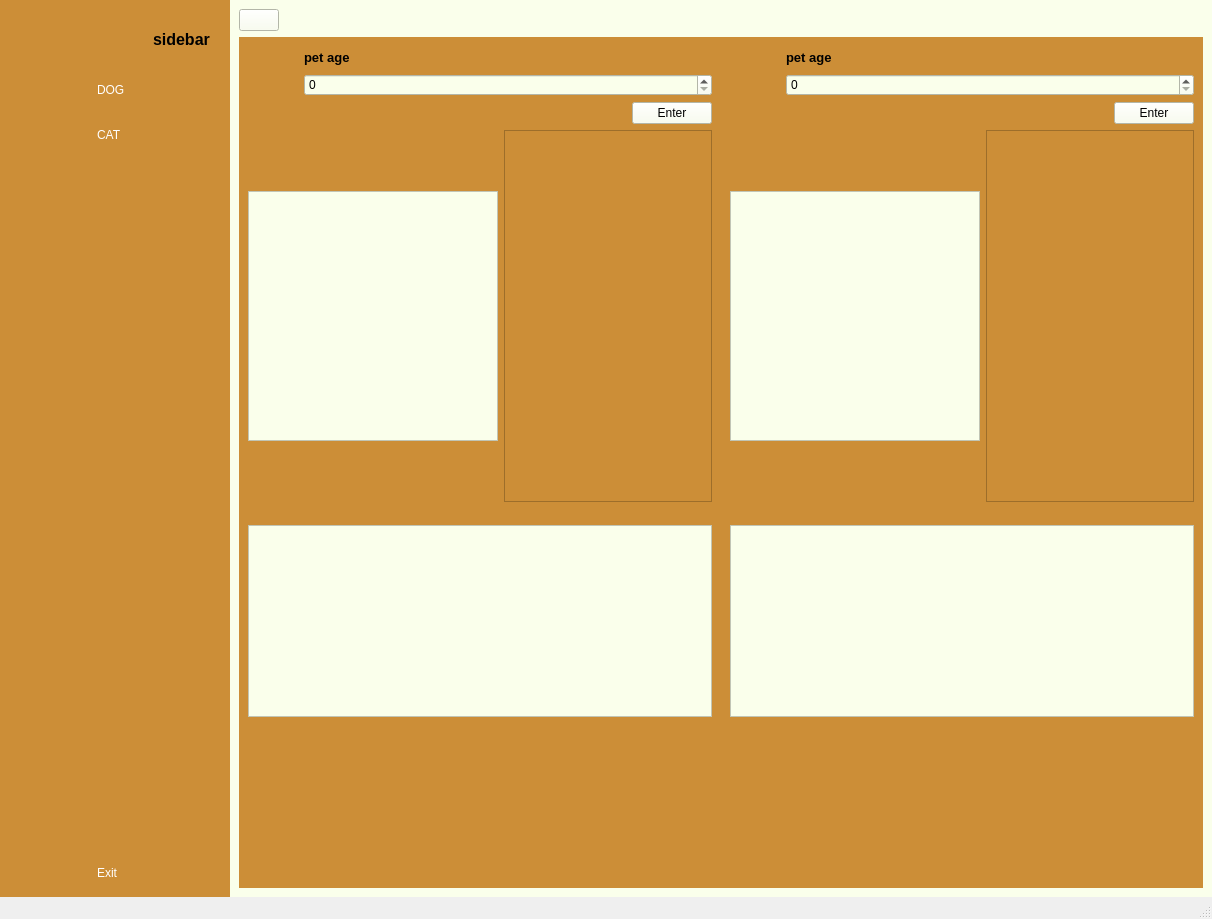
Before: the Qt Designer form program.ui in PPchayutt/PSCP-Project, drawn with Qt 5.
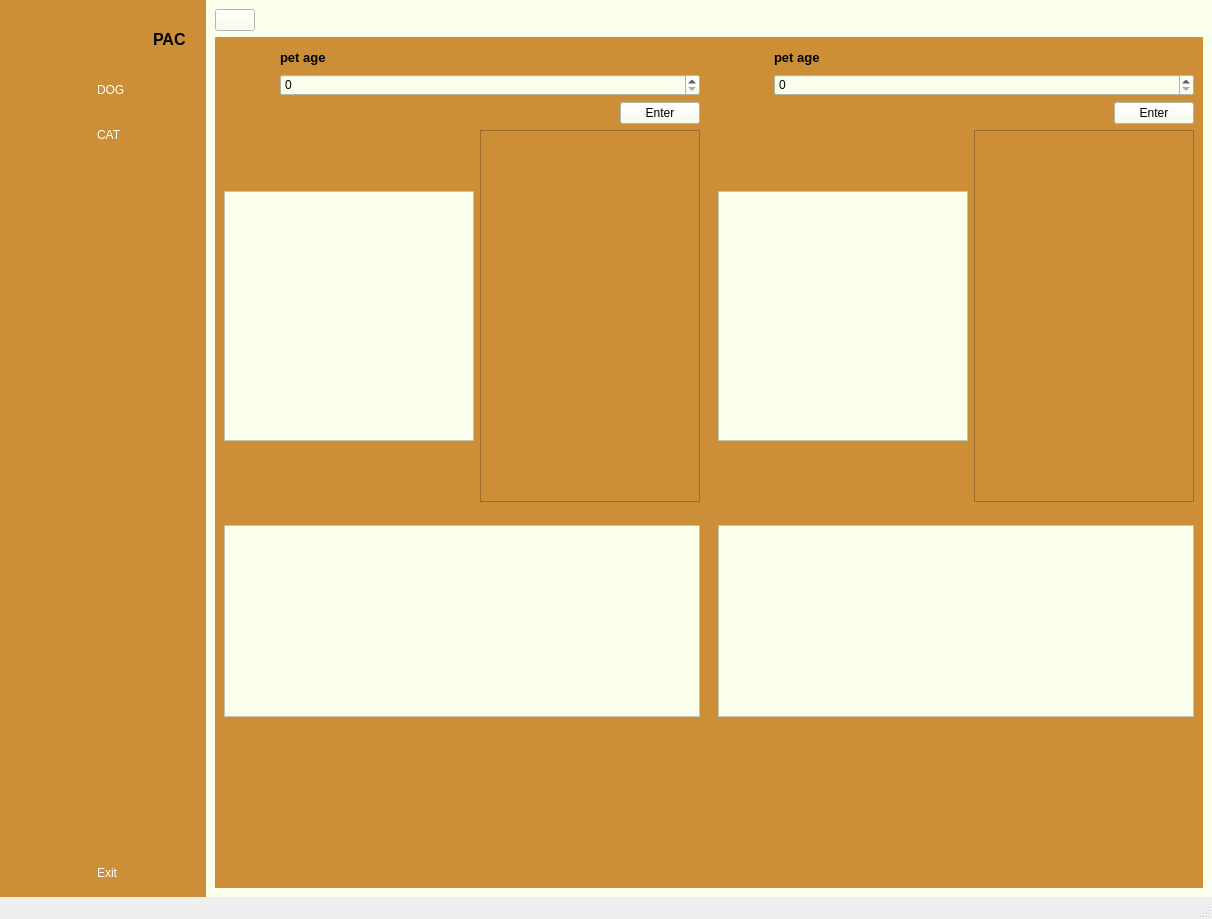
After: the same form once the commit is applied. Icons and pictures are not drawn.

The edit to the form file:
```diff
--- a/program.ui
+++ b/program.ui
@@ -218,7 +218,7 @@
             </font>
            </property>
            <property name="text">
-            <string>sidebar</string>
+            <string>PAC</string>
            </property>
           </widget>
          </item>
```
Left out of the diff: 428 changed lines with no effect on the pictures.
